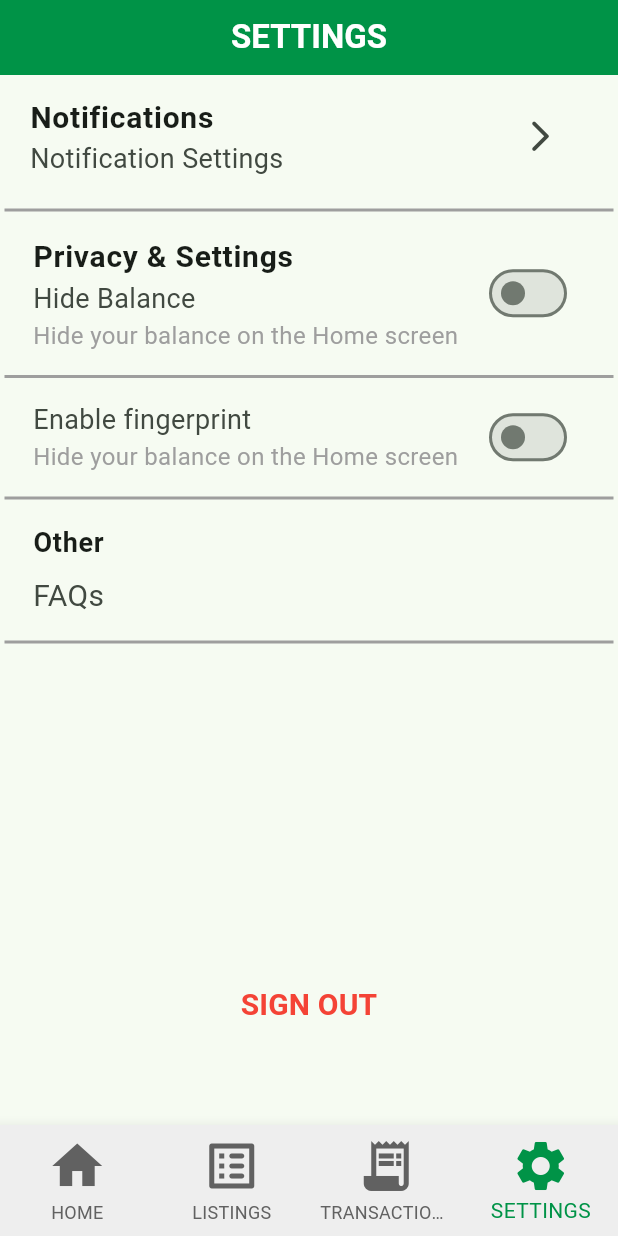
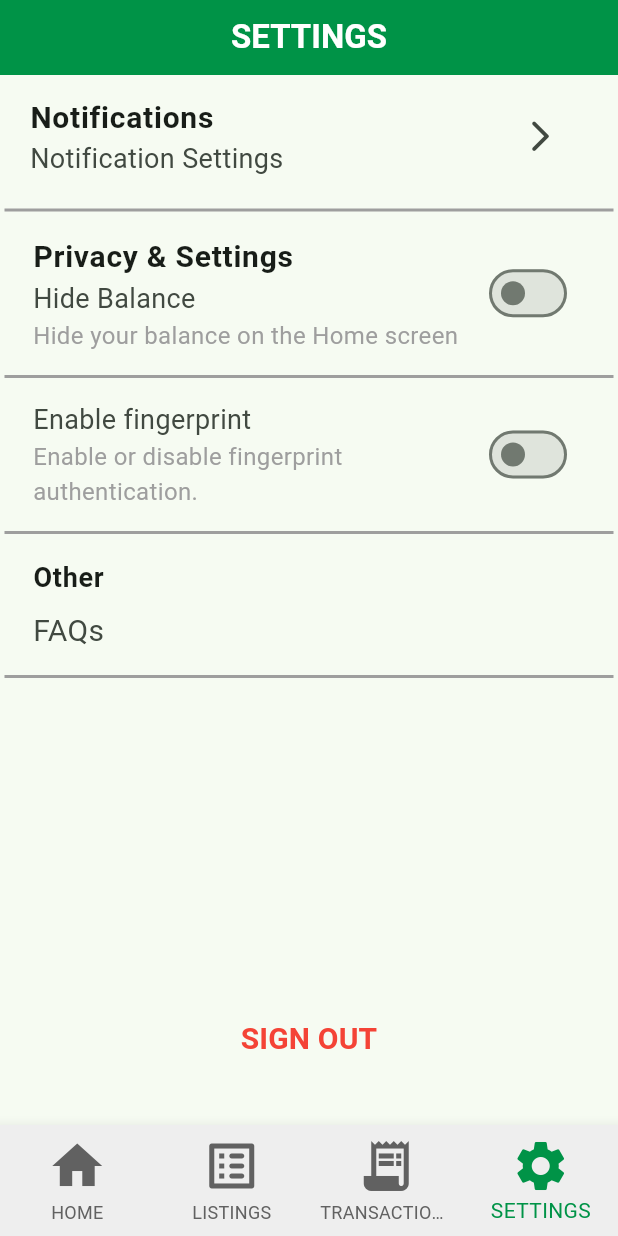
Before and after one commit to andrewkah/MUK_Student_Loan, a Flutter app: the screen it shows once a user with an empty profile is signed in, item 4 of the bottom bar chosen, on a phone screen of 412 x 824 dp. Run offline on Flutter 3.47's test engine with Material 3 defaults, Android fonts, the phone set to English and light mode, and no system bars; our stand-ins replace cloud_firestore, connectivity_plus, firebase_auth, firebase_core, flutter_form_builder, form_builder_validators and 3 more; missing offline and left inert: open_street_map_search_and_pick; accounts and stored records are empty.

Commit message:
Fingerprint on/off added

```diff
--- a/lib/app_screens/map_screen.dart
+++ b/lib/app_screens/map_screen.dart
@@ -18,7 +18,7 @@ class _MapScreenState extends State<MapScreen> {
       body: OpenStreetMapSearchAndPick(
           buttonColor: const Color.fromARGB(255, 0, 147, 71),
           buttonText: 'Capture Location',
-          buttonWidth: 100,
+          buttonWidth: 200,
           locationPinIconColor: const Color.fromARGB(255, 0, 147, 71),
           locationPinTextStyle: const TextStyle(
               fontSize: 16, fontWeight: FontWeight.bold, color: Color.fromARGB(255, 0, 147, 71)),
--- a/lib/app_screens/settings_screen.dart
+++ b/lib/app_screens/settings_screen.dart
@@ -1,4 +1,5 @@
 import 'package:flutter/material.dart';
+import 'package:mak_scholar1/authentication_files/fingerprint_setting_controller.dart';
 import 'package:mak_scholar1/widgets/custom_appbar.dart';
 import 'package:mak_scholar1/authentication_files/authentication_repository.dart';
 import 'package:get/get.dart';
@@ -12,11 +13,10 @@ class SettingsScreen extends StatefulWidget {
 
 class _SettingsScreenState extends State<SettingsScreen> {
   bool balanceSwitch = false;
-  bool fingerprintSwitch = false;
 
   @override
   Widget build(BuildContext context) =>  Scaffold(
-    appBar: CustomAppBar( title: "SETTINGS",),
+    appBar: const CustomAppBar( title: "SETTINGS",),
     body: SafeArea(
       child: ListView(
         children: <Widget>[
@@ -109,17 +109,17 @@ class _SettingsScreenState extends State<SettingsScreen> {
                     ),
                   ),
                   Text(
-                    "Hide your balance on the Home screen",
+                    "Enable or disable fingerprint authentication.",
                     style: TextStyle(fontSize: 16, color: Colors.grey),
                   ),
                 ],
               ),
               trailing: Switch(
-                  value: fingerprintSwitch,
+                  value: FingerprintPreferences.getPreference(),
                   activeColor: const Color.fromARGB(255, 0, 147, 71),
                   onChanged: (bool value) {
                     setState(() {
-                      fingerprintSwitch = value;
+                      FingerprintPreferences.setPreference(value);
                     });
                   }),
             ),
--- a/lib/authentication_files/authentication_repository.dart
+++ b/lib/authentication_files/authentication_repository.dart
@@ -21,14 +21,14 @@ class Authenticator extends GetxController{
   }
 
   _setInitialScreen(User? user){
-    user == null ? Get.offAll(() => const OnBoardingScreen()) : Get.offAll(() => BottomNavBarScreen());
+    user == null ? Get.offAll(() => const OnBoardingScreen()) : Get.offAll(() => const BottomNavBarScreen());
   }
 
   // create user
   Future<void> createUserWithEmailAndPassword(String email, String password) async {
     try {
       await _auth.createUserWithEmailAndPassword( email : email, password : password);
-      firebaseUser.value != null ? Get.offAll(() => BottomNavBarScreen()) : Get.offAll(() => const OnBoardingScreen());
+      firebaseUser.value != null ? Get.offAll(() => const BottomNavBarScreen()) : Get.offAll(() => const OnBoardingScreen());
     } on FirebaseAuthException catch(e){
       final ex = SignUpWithEmailAndPasswordFailure.code(e.code);
       Get.snackbar(
@@ -56,7 +56,7 @@ class Authenticator extends GetxController{
       Get.snackbar(
         "Login Successful",
         "",
-        snackPosition: SnackPosition.BOTTOM,
+        snackPosition: SnackPosition.TOP,
         backgroundColor: Colors.redAccent.withOpacity(0.1),
         colorText: Colors.green,
       );
--- /dev/null
+++ b/lib/authentication_files/fingerprint_setting_controller.dart
@@ -0,0 +1,17 @@
+import 'package:shared_preferences/shared_preferences.dart';
+
+class FingerprintPreferences {
+  static SharedPreferences? _preferences;
+
+  static const _keyIsEnabled = 'isFingerprintEnabled';
+
+  static Future init() async {
+    _preferences = await SharedPreferences.getInstance();
+  }
+
+  static Future setPreference(bool value) async {
+    await _preferences?.setBool(_keyIsEnabled, value);
+  }
+  static getPreference() => _preferences?.getBool(_keyIsEnabled) ?? false;
+
+}
--- a/lib/main.dart
+++ b/lib/main.dart
@@ -3,6 +3,7 @@ import 'package:flutter/material.dart';
 import 'package:get/get.dart';
 import 'package:mak_scholar1/authentication_files/authentication_repository.dart';
 import 'package:mak_scholar1/authentication_files/dependency_injection.dart';
+import 'package:mak_scholar1/authentication_files/fingerprint_setting_controller.dart';
 import 'auth_screens/splash_screen.dart';
 import 'package:firebase_core/firebase_core.dart';
 import 'firebase_options.dart';
@@ -13,6 +14,8 @@ Future<void> main() async {
   WidgetsFlutterBinding.ensureInitialized();
   Firebase.initializeApp(options: DefaultFirebaseOptions.currentPlatform)
       .then((value) => Get.put(Authenticator()));
+  // Initialize fingerprint enabled value
+  await FingerprintPreferences.init();
 
   runApp(const MyApp());
 
--- a/pubspec.yaml
+++ b/pubspec.yaml
@@ -26,6 +26,7 @@ dependencies:
   cloud_firestore: ^4.13.6
   connectivity_plus: ^5.0.2
   open_street_map_search_and_pick: ^0.1.1
+  shared_preferences: ^2.2.2
 
 
 dev_dependencies:
```
Also changed, not shown: lib/auth_screens/locked_fingerprint_screen.dart (+4 -4 lines), lib/auth_screens/on_boarding_screen.dart (+8 -3 lines), pubspec.lock, 1 other file.
